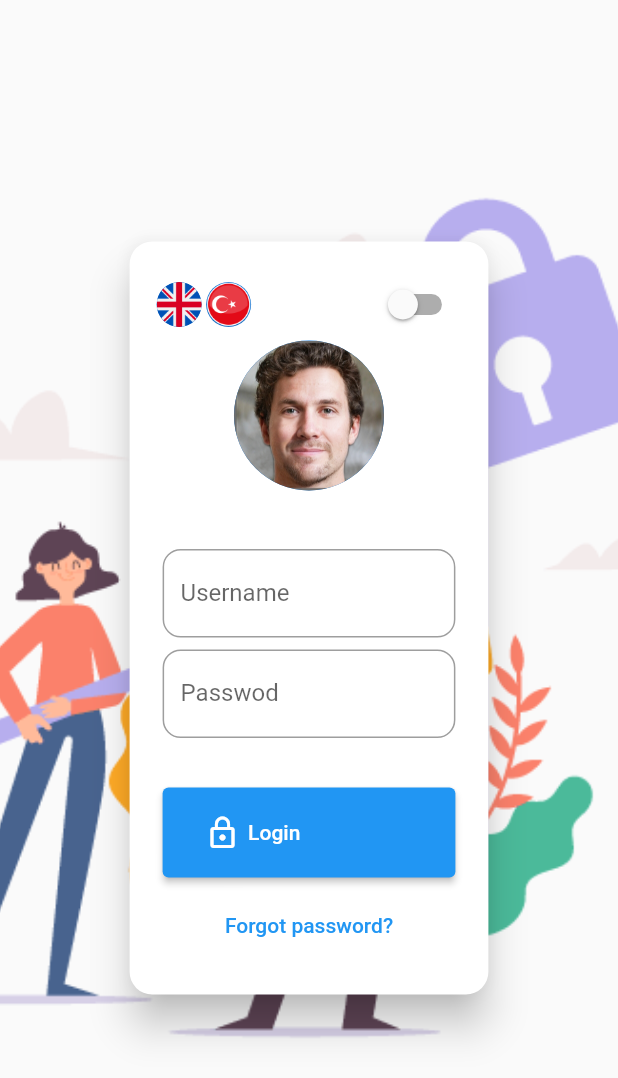
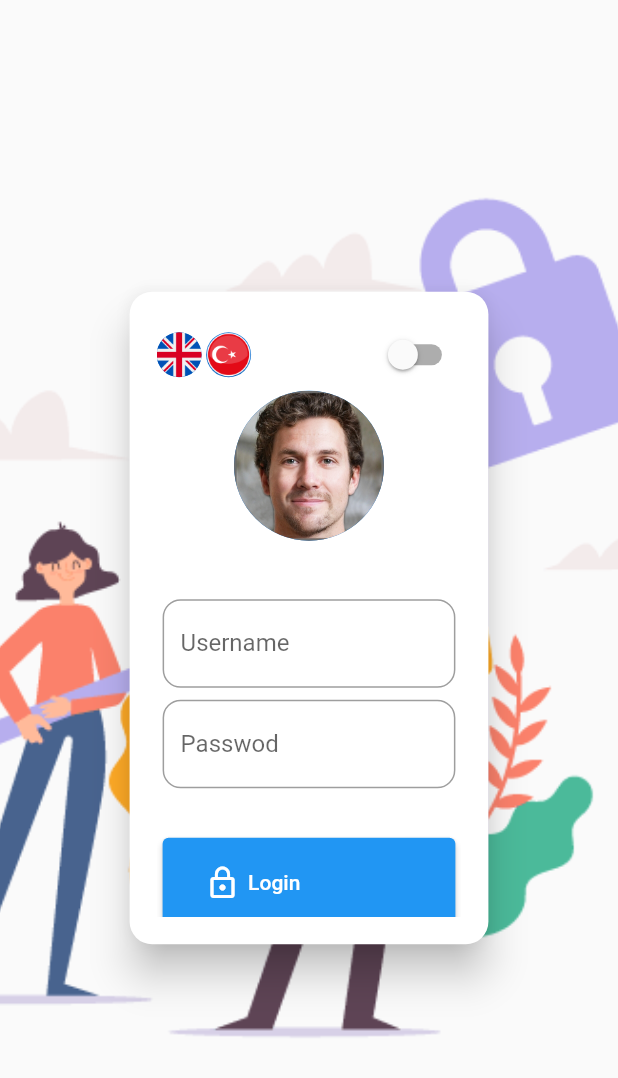
Before and after one commit to jzahmatkesh/ERP, a Flutter app: the screen it shows after launch, on a phone screen of 412 x 824 dp. Shown: the top 1078 px of the screen. Run offline on Flutter 3.47's test engine with Material 2 defaults, Android fonts, the phone set to English and light mode, and no system bars; our stand-ins replace awesome_dialog, easy_localization, rxdart; accounts and stored records are empty.

```diff
--- a/lib/main.dart
+++ b/lib/main.dart
@@ -137,11 +137,12 @@ class Login extends StatelessWidget {
                       borderRadius: BorderRadius.circular(15.0),
                     ),
                     child: Container(
+                      height: 435,
                       padding: EdgeInsets.all(18),
                       child: Form(
                         key: _formkey,
-                        child: Column(
-                          mainAxisSize: MainAxisSize.min,
+                        child: ListView(
+                          // mainAxisSize: MainAxisSize.min,
                           children: [
                             Container(
                               child: Row(
@@ -167,8 +168,9 @@ class Login extends StatelessWidget {
                             ),
                             CircleAvatar(
                               radius: 50,
-                              backgroundImage:
-                                  AssetImage('images/user.jpg'),
+                              child: ClipOval(
+                                child: Image.asset('images/user.jpg', fit: BoxFit.cover),
+                              ),
                             ),
                             SizedBox(height: 35),
                             EditBox(label: 'username'.tr(), notEmpty: true, onChange: (val)=>_data['username']=val),
```
